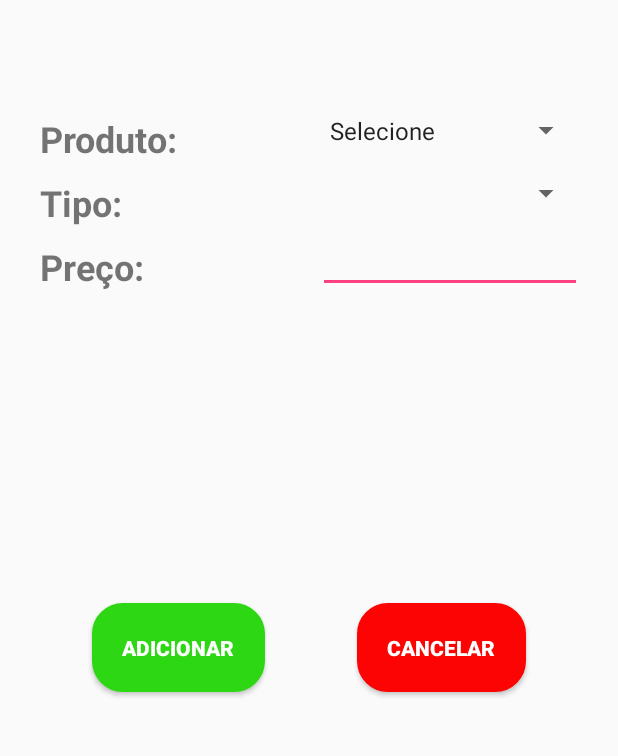
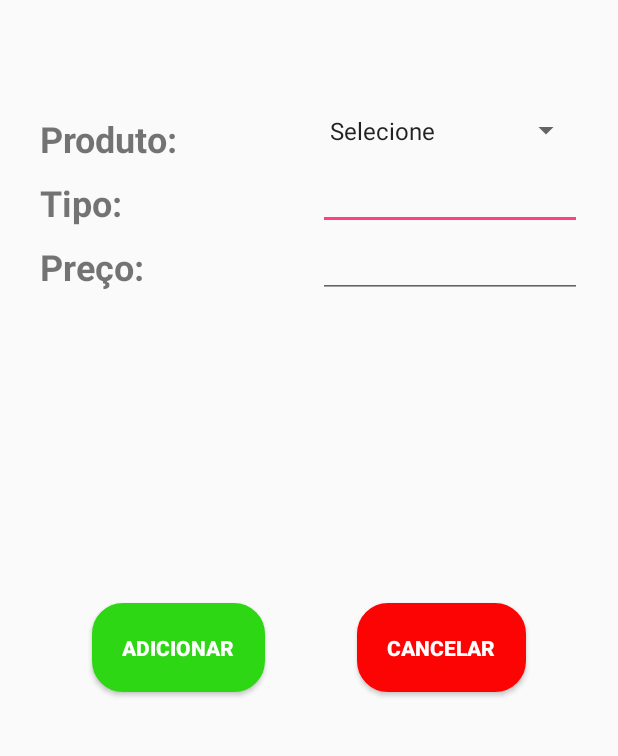
Before and after one commit to wesleym96/cesta-basica, an Android app: the ProdutoActivity screen opened directly, with no data from a screen before it, on a phone screen of 412 x 824 dp, the part 318-1074 px from its top. Run offline under Robolectric (Android 15) with nearby library versions, the phone set to English and light mode, and no system bars.

Commit message:
Modificação de telas

```diff
--- a/app/src/main/java/br/com/wesley/cestabsica/ProdutoActivity.java
+++ b/app/src/main/java/br/com/wesley/cestabsica/ProdutoActivity.java
@@ -5,15 +5,31 @@ import android.os.Bundle;
 import android.view.View;
 import android.widget.AdapterView;
 import android.widget.ArrayAdapter;
+import android.widget.Button;
+import android.widget.Spinner;
 
 import java.util.ArrayList;
 import java.util.List;
 
 public class ProdutoActivity extends AppCompatActivity {
 
+    Button bt_adicionar;
+    Button bt_cancelar;
+
     @Override
     protected void onCreate(Bundle savedInstanceState) {
         super.onCreate(savedInstanceState);
         setContentView(R.layout.activity_produto);
+
+        bt_adicionar = (Button) findViewById(R.id.bt_adicionar);
+        bt_cancelar = (Button) findViewById(R.id.bt_cancelar);
+
+        bt_cancelar.setOnClickListener(new View.OnClickListener() {
+            @Override
+            public void onClick(View v) {
+                finish();
+            }
+        });
+
     }
 }
--- /dev/null
+++ b/app/src/main/res/drawable/ic_phone.xml
@@ -0,0 +1,5 @@
+<vector android:height="24dp" android:tint="#FFFFFF"
+    android:viewportHeight="24.0" android:viewportWidth="24.0"
+    android:width="24dp" xmlns:android="http://schemas.android.com/apk/res/android">
+    <path android:fillColor="#FF000000" android:pathData="M6.62,10.79c1.44,2.83 3.76,5.14 6.59,6.59l2.2,-2.2c0.27,-0.27 0.67,-0.36 1.02,-0.24 1.12,0.37 2.33,0.57 3.57,0.57 0.55,0 1,0.45 1,1V20c0,0.55 -0.45,1 -1,1 -9.39,0 -17,-7.61 -17,-17 0,-0.55 0.45,-1 1,-1h3.5c0.55,0 1,0.45 1,1 0,1.25 0.2,2.45 0.57,3.57 0.11,0.35 0.03,0.74 -0.25,1.02l-2.2,2.2z"/>
+</vector>
--- a/app/src/main/res/layout/activity_produto.xml
+++ b/app/src/main/res/layout/activity_produto.xml
@@ -68,18 +68,21 @@
             android:orientation="vertical">
 
             <Spinner
-                android:id="@+id/spinner"
+                android:id="@+id/sp_produto"
                 android:layout_width="match_parent"
                 android:layout_height="42dp"
                 android:entries="@array/produto" />
 
-            <Spinner
-                android:id="@+id/spinner2"
+            <EditText
+                android:id="@+id/et_marca"
                 android:layout_width="match_parent"
-                android:layout_height="42dp" />
+                android:layout_height="wrap_content"
+                android:ems="10"
+                android:inputType="textPersonName"
+                tools:text="@string/marca" />
 
             <EditText
-                android:id="@+id/editText"
+                android:id="@+id/et_preco"
                 android:layout_width="match_parent"
                 android:layout_height="wrap_content"
                 android:ems="10"
@@ -88,7 +91,7 @@
     </LinearLayout>
 
     <Button
-        android:id="@+id/button5"
+        android:id="@+id/bt_adicionar"
         android:layout_width="wrap_content"
         android:layout_height="wrap_content"
         android:background="@drawable/shapevd"
@@ -96,13 +99,13 @@
         android:textColor="@color/branco"
         android:textStyle="bold"
         app:layout_constraintBottom_toBottomOf="parent"
-        app:layout_constraintEnd_toStartOf="@+id/button6"
+        app:layout_constraintEnd_toStartOf="@+id/bt_cancelar"
         app:layout_constraintHorizontal_bias="0.5"
         app:layout_constraintStart_toStartOf="parent"
         app:layout_constraintTop_toBottomOf="@+id/linearLayout3" />
 
     <Button
-        android:id="@+id/button6"
+        android:id="@+id/bt_cancelar"
         android:layout_width="wrap_content"
         android:layout_height="wrap_content"
         android:background="@drawable/shapevr"
@@ -112,6 +115,6 @@
         app:layout_constraintBottom_toBottomOf="parent"
         app:layout_constraintEnd_toEndOf="parent"
         app:layout_constraintHorizontal_bias="0.5"
-        app:layout_constraintStart_toEndOf="@+id/button5"
+        app:layout_constraintStart_toEndOf="@+id/bt_adicionar"
         app:layout_constraintTop_toBottomOf="@+id/linearLayout3" />
 </android.support.constraint.ConstraintLayout>
--- a/app/src/main/res/menu/menu.xml
+++ b/app/src/main/res/menu/menu.xml
@@ -5,6 +5,12 @@
     <item android:id="@+id/sobre"
         android:icon="@drawable/ic_info"
         android:title="@string/sobre"
+
+        app:showAsAction="never" />
+
+    <item android:id="@+id/contato"
+        android:icon="@drawable/ic_phone"
+        android:title="@string/contato"
 
         app:showAsAction="never" />
 
--- a/app/src/main/res/values/strings.xml
+++ b/app/src/main/res/values/strings.xml
@@ -16,16 +16,19 @@
         Pretende-se também provocar uma concorrência entre os estabelecimentos que serão incluídos desta pesquisa.
         As famílias seridoenses serão diretamente beneficiadas com este Projeto de Pesquisa. Os alunos inseridos neste trabalho poderão aliar conhecimentos adquiridos em sala de aula com uma vivência prática,
         tanto no campo da estatística aplicada como no da matemática financeira e também na área de sistemas de informação.</string>
+    <string name="contato">Contato</string>
 
     <string name="sair">Sair</string>
     <string name="compartilhar">Compartilhar</string>
 
     <string name="supermercado">Supermercado:</string>
     <string name="data">Data de realização:</string>
+    <string name="finalizar">Finalizar Pesquisa</string>
 
     <string name="produto">Produto:</string>
     <string name="tipo">Tipo:</string>
     <string name="preco">Preço:</string>
+    <string name="marca">Marca</string>
 
     <string name="adicionar">Adicionar</string>
     <string name="cancelar">Cancelar</string>
```
Also changed, not shown: app/src/main/AndroidManifest.xml (+13 -4 lines), app/src/main/java/br/com/wesley/cestabsica/CadastrarActivity.java (+10 -0 lines), app/src/main/java/br/com/wesley/cestabsica/MainActivity.java (+46 -1 lines), app/src/main/res/layout/activity_cadastrar.xml (+18 -0 lines).
